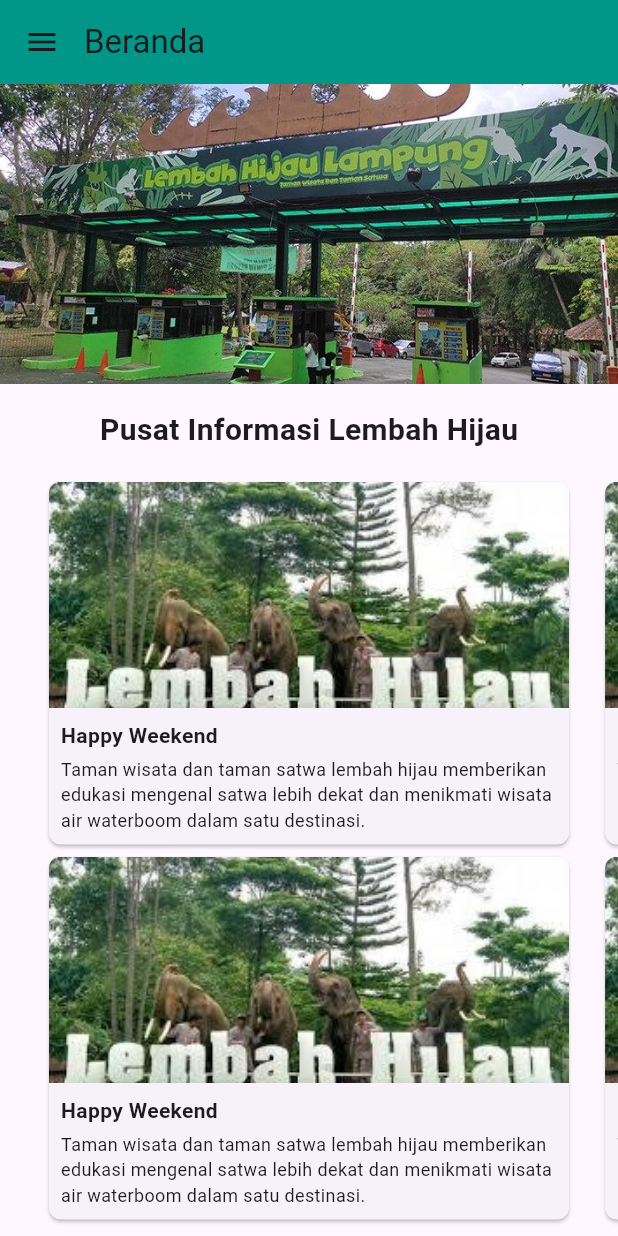
After one commit to zakqy/kelompok-4, a Flutter app: the DashboardAdmin screen opened directly, on a phone screen of 412 x 824 dp. The commit adds this screen. Run offline on Flutter 3.47's test engine with Material 3 defaults, Android fonts, the phone set to English and light mode, and no system bars; our stand-ins replace firebase_auth, firebase_core, get; accounts and stored records are empty; network calls fail.

Commit message:
tampilan beranda

```diff
--- /dev/null
+++ b/lib/app/modules/home/views/beranda_view.dart
@@ -0,0 +1,151 @@
+import 'package:flutter/material.dart';
+
+import 'package:get/get.dart';
+class BerandaView extends StatelessWidget {
+  const BerandaView({super.key});
+
+  @override
+  Widget build(BuildContext context) {
+    return Scaffold(
+      body: SingleChildScrollView(
+        child: Column(
+          crossAxisAlignment: CrossAxisAlignment.start,
+          children: [
+            // Header image
+            Image.asset(
+              'assets/lembah_hijau.jpg', // Ganti dengan path gambar Anda
+              fit: BoxFit.cover,
+              width: double.infinity,
+              height: 200,
+            ),
+            const Padding(
+              padding: EdgeInsets.all(16.0),
+              child: Center(
+                child: Text(
+                  'Pusat Informasi Lembah Hijau',
+                  style: TextStyle(
+                    fontSize: 20,
+                    fontWeight: FontWeight.bold,
+                  ),
+                ),
+              ),
+            ),
+            // Slider Section
+            SizedBox(
+              height: 250, // Tinggi slider
+              child: PageView.builder(
+                itemCount: 4, // Jumlah slide
+                controller: PageController(viewportFraction: 0.9),
+                itemBuilder: (context, index) {
+                  return Padding(
+                    padding: const EdgeInsets.symmetric(horizontal: 8.0),
+                    child: Card(
+                      shape: RoundedRectangleBorder(
+                        borderRadius: BorderRadius.circular(8),
+                      ),
+                      clipBehavior: Clip.antiAlias,
+                      child: Column(
+                        crossAxisAlignment: CrossAxisAlignment.start,
+                        children: [
+                          Expanded(
+                            child: Image.asset(
+                              'assets/satwa.jpg', // Ganti dengan path gambar Anda
+                              fit: BoxFit.cover,
+                              width: double.infinity,
+                            ),
+                          ),
+                          Padding(
+                            padding: const EdgeInsets.all(8.0),
+                            child: Column(
+                              crossAxisAlignment: CrossAxisAlignment.start,
+                              children: const [
+                                Text(
+                                  'Happy Weekend',
+                                  style: TextStyle(
+                                    fontSize: 14,
+                                    fontWeight: FontWeight.bold,
+                                  ),
+                                ),
+                                SizedBox(height: 4),
+                                Text(
+                                  'Taman wisata dan taman satwa lembah hijau memberikan edukasi mengenal satwa lebih dekat dan menikmati wisata air waterboom dalam satu destinasi.',
+                                  style: TextStyle(fontSize: 12),
+                                  maxLines: 3,
+                                  overflow: TextOverflow.ellipsis,
+                                ),
+                              ],
+                            ),
+                          ),
+                        ],
+                      ),
+                    ),
+                  );
+                },
+              ),
+            ),
+
+            SizedBox(
+              height: 250, // Tinggi slider
+              child: PageView.builder(
+                itemCount: 4, // Jumlah slide
+                controller: PageController(viewportFraction: 0.9),
+                itemBuilder: (context, index) {
+                  return Padding(
+                    padding: const EdgeInsets.symmetric(horizontal: 8.0),
+                    child: Card(
+                      shape: RoundedRectangleBorder(
+                        borderRadius: BorderRadius.circular(8),
+                      ),
+                      clipBehavior: Clip.antiAlias,
+                      child: Column(
+                        crossAxisAlignment: CrossAxisAlignment.start,
+                        children: [
+                          Expanded(
+                            child: Image.asset(
+                              'assets/satwa.jpg', // Ganti dengan path gambar Anda
+                              fit: BoxFit.cover,
+                              width: double.infinity,
+                            ),
+                          ),
+                          Padding(
+                            padding: const EdgeInsets.all(8.0),
+                            child: Column(
+                              crossAxisAlignment: CrossAxisAlignment.start,
+                              children: const [
+                                Text(
+                                  'Happy Weekend',
+                                  style: TextStyle(
+                                    fontSize: 14,
+                                    fontWeight: FontWeight.bold,
+                                  ),
+                                ),
+                                SizedBox(height: 4),
+                                Text(
+                                  'Taman wisata dan taman satwa lembah hijau memberikan edukasi mengenal satwa lebih dekat dan menikmati wisata air waterboom dalam satu destinasi.',
+                                  style: TextStyle(fontSize: 12),
+                                  maxLines: 3,
+                                  overflow: TextOverflow.ellipsis,
+                                ),
+                              ],
+                            ),
+                          ),
+                        ],
+                      ),
+                    ),
+                  );
+                },
+              ),
+            ),
+          ],
+        ),
+      ),
+    );
+  }
+}
+
+void main() {
+  runApp(const MaterialApp(
+    debugShowCheckedModeBanner: false,
+    home: BerandaView(),
+  ));
+}
--- a/lib/app/modules/home/views/home_view.dart
+++ b/lib/app/modules/home/views/home_view.dart
@@ -1,23 +1,156 @@
 import 'package:flutter/material.dart';
 
 import 'package:get/get.dart';
+import 'package:myapp/app/controllers/auth_controllers.dart';
+
+import 'package:myapp/app/modules/home/views/beranda_view.dart';
+
 
 import '../controllers/home_controller.dart';
 
 class HomeView extends GetView<HomeController> {
-  const HomeView({super.key});
+  final cAuth = Get.find<AuthController>();
+  @override
+  Widget build(BuildContext context) {
+    return DashboardAdmin();
+  }
+}
+
+class DashboardAdmin extends StatefulWidget {
+  const DashboardAdmin({super.key});
+
+  @override
+  State<DashboardAdmin> createState() => _DashboardAdminState();
+}
+
+class _DashboardAdminState extends State<DashboardAdmin> {
+  final cAuth = Get.find<AuthController>();
+  int _index = 0;
+  List<Map> _fragment = [
+    {
+      'title': 'Beranda',
+      'view': BerandaView(),
+    },
+    {
+      'title': 'pesan tiket',
+      'view': BerandaView(),
+    },
+    {
+      'title': 'pilih jadwal',
+      'view': BerandaView(),
+    },
+    {
+      'title': 'histori pembelian',
+      'view': BerandaView(),
+    },
+  ];
   @override
   Widget build(BuildContext context) {
     return Scaffold(
+      drawer: drawer(),
       appBar: AppBar(
-        title: const Text('HomeView'),
-        centerTitle: true,
+        backgroundColor: Colors.teal,
+        titleSpacing: 0,
+        title: Text(_fragment[_index]['title']),
+        actions: [
+        ],
       ),
-      body: const Center(
-        child: Text(
-          'HomeView is working',
-          style: TextStyle(fontSize: 20),
-        ),
+      body: _fragment[_index]['view'],
+    );
+  }
+
+  Widget drawer() {
+    return Drawer(
+      child: ListView(
+        children: [
+          DrawerHeader(
+              decoration: BoxDecoration(
+                color: Colors.teal,
+              ),
+              child: Column(
+                mainAxisAlignment: MainAxisAlignment.end,
+                crossAxisAlignment: CrossAxisAlignment.start,
+                children: [
+                  Icon(
+                    Icons.account_circle,
+                    size: 80,
+                    color: Colors.white,
+                  ),
+                  Text(
+                    "Dwi Cahyo Kuncoro",
+                    style: TextStyle(
+                        fontSize: 18,
+                        fontWeight: FontWeight.bold,
+                        color: Colors.white),
+                  ),
+                  SizedBox(
+                    height: 2,
+                  ),
+                  Text(
+                    'dwicahyokuncoro86@gmail.com',
+                    style: TextStyle(
+                      fontSize: 12,
+                      color: Colors.white,
+                    ),
+                  ),
+                ],
+              )),
+          ListTile(
+            onTap: () {
+              setState(() => _index = 0);
+              Get.back();
+            },
+            leading: Icon(Icons.home),
+            title: Text('Beranda'),
+            trailing: Icon(Icons.navigate_next),
+            iconColor: Colors.teal,
+            textColor: Colors.teal,
+          ),
+          ListTile(
+            onTap: () {
+              setState(() => _index = 1);
+              Get.back();
+            },
+            leading: Icon(Icons.shop),
+            title: Text('pesan tiket'),
+            trailing: Icon(Icons.navigate_next),
+            iconColor: Colors.teal,
+            textColor: Colors.teal,
+          ),
+          ListTile(
+            onTap: () {
+              setState(() => _index = 2);
+              Get.back();
+            },
+            leading: Icon(Icons.calendar_today),
+            title: Text('pilih jadwal'),
+            trailing: Icon(Icons.navigate_next),
+            iconColor: Colors.teal,
+            textColor: Colors.teal,
+          ),
+          ListTile(
+            onTap: () {
+              setState(() => _index = 3);
+              Get.back();
+            },
+            leading: Icon(Icons.history_sharp),
+            title: Text('histori pembelian'),
+            trailing: Icon(Icons.navigate_next),
+            iconColor: Colors.teal,
+            textColor: Colors.teal,
+          ),
+          ListTile(
+            onTap: () {
+              Get.back();
+              cAuth.logout();
+            },
+            leading: Icon(Icons.logout),
+            title: Text('Keluar'),
+            trailing: Icon(Icons.navigate_next),
+            iconColor: Colors.teal,
+            textColor: Colors.teal,
+          ),
+        ],
       ),
     );
   }
--- a/lib/app/modules/signup/controllers/signup_controller.dart
+++ b/lib/app/modules/signup/controllers/signup_controller.dart
@@ -1,16 +1,23 @@
-import 'package:flutter/widgets.dart';
 import 'package:get/get.dart';
 
 class SignupController extends GetxController {
   //TODO: Implement SignupController
 
-  final cEmail = TextEditingController();
-  final cPass = TextEditingController();
+  final count = 0.obs;
+  @override
+  void onInit() {
+    super.onInit();
+  }
+
+  @override
+  void onReady() {
+    super.onReady();
+  }
 
   @override
   void onClose() {
-    cEmail.dispose();
-    cPass.dispose();
     super.onClose();
   }
+
+  void increment() => count.value++;
 }
--- a/lib/app/routes/app_pages.dart
+++ b/lib/app/routes/app_pages.dart
@@ -1,8 +1,6 @@
 import 'package:get/get.dart';
 
 import '../modules/home/bindings/home_binding.dart';
-import '../modules/home/bindings/home_binding.dart';
-import '../modules/home/views/home_view.dart';
 import '../modules/home/views/home_view.dart';
 import '../modules/login/bindings/login_binding.dart';
 import '../modules/login/views/login_view.dart';
@@ -26,7 +24,7 @@ class AppPages {
       children: [
         GetPage(
           name: _Paths.HOME,
-          page: () => const HomeView(),
+          page: () => HomeView(),
           binding: HomeBinding(),
         ),
       ],
--- a/pubspec.yaml
+++ b/pubspec.yaml
@@ -66,6 +66,8 @@ flutter:
   # To add assets to your application, add an assets section, like this:
   assets:
     - assets/bg.png
+    - assets/lembah_hijau.jpg
+    - assets/satwa.jpg
   #   - images/a_dot_ham.jpeg
 
   # An image asset can refer to one or more resolution-specific "variants", see
```
Also changed, not shown: assets/lembah_hijau.jpg (added), assets/satwa.jpg (added).
